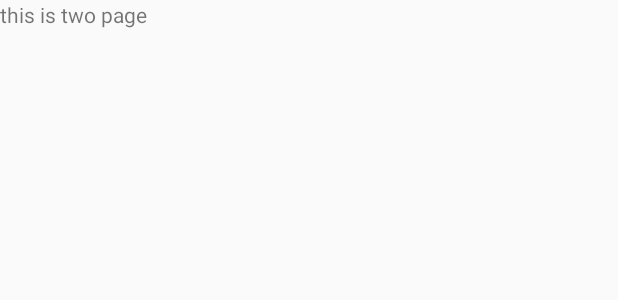
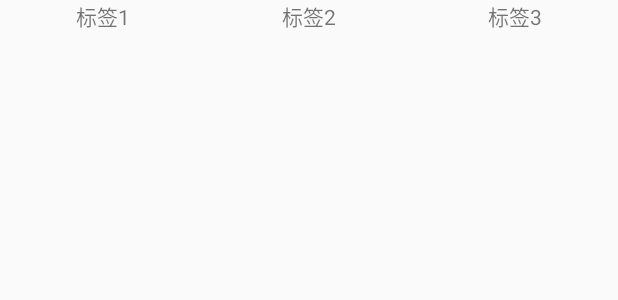
Before and after one commit to xiejinlong/lovelyBookReader, an Android app: the layout book_main_page_2.xml on its own in the app's theme, with its tools: preview values and no code run, on a phone screen of 412 x 824 dp. Shown: the top 300 px of the screen. Run offline under Robolectric (Android 15) with nearby library versions, the phone set to English and light mode, and no system bars.

Commit message:
MOD: the first step for project

```diff
--- a/LovelyBookReader/app/src/main/java/com/example/lovely/lovelybookreader/adapter/BookFragmentAdapter.java
+++ b/LovelyBookReader/app/src/main/java/com/example/lovely/lovelybookreader/adapter/BookFragmentAdapter.java
@@ -27,4 +27,5 @@ public class BookFragmentAdapter extends FragmentPagerAdapter {
     public int getCount() {
         return mFragmentList.size();
     }
+
 }
--- a/LovelyBookReader/app/src/main/res/layout/book_main_page_2.xml
+++ b/LovelyBookReader/app/src/main/res/layout/book_main_page_2.xml
@@ -1,9 +1,38 @@
 <?xml version="1.0" encoding="utf-8"?>
-<LinearLayout xmlns:android="http://schemas.android.com/apk/res/android"
-    android:orientation="vertical" android:layout_width="match_parent"
+<RelativeLayout xmlns:android="http://schemas.android.com/apk/res/android"
+    android:layout_width="match_parent"
     android:layout_height="match_parent">
-    <TextView
-        android:layout_width="wrap_content"
-        android:layout_height="wrap_content"
-        android:text="this is two page"/>
-</LinearLayout>
+   <LinearLayout
+       android:layout_width="match_parent"
+       android:layout_height="wrap_content"
+       android:orientation="horizontal"
+       android:layout_alignParentTop="true"
+       android:id="@+id/book_library_text_title">
+       <TextView
+           android:layout_width="wrap_content"
+           android:layout_height="wrap_content"
+           android:id="@+id/book_library_title_1"
+           android:text = "标签1"
+           android:gravity="center"
+           android:layout_weight="1"/>
+       <TextView
+           android:layout_width="wrap_content"
+           android:layout_height="wrap_content"
+           android:id="@+id/book_library_title_2"
+           android:text="标签2"
+           android:gravity="center"
+           android:layout_weight="1"/>
+       <TextView
+           android:layout_width="wrap_content"
+           android:layout_height="wrap_content"
+           android:id="@+id/book_library_title_3"
+           android:text="标签3"
+           android:gravity="center"
+           android:layout_weight="1"/>
+   </LinearLayout>
+    <android.support.v4.view.ViewPager
+        android:layout_width="match_parent"
+        android:layout_height="match_parent"
+        android:id="@+id/book_library_view_pager">
+    </android.support.v4.view.ViewPager>
+</RelativeLayout>
```
Also changed, not shown: LovelyBookReader/app/src/main/java/com/example/lovely/lovelybookreader/MainActivity.java (+16 -1 lines), LovelyBookReader/app/src/main/java/com/example/lovely/lovelybookreader/adapter/BookPageAdapter.java (added, +23 -0 lines), LovelyBookReader/app/src/main/java/com/example/lovely/lovelybookreader/fragment/BookMainFragmentPage2.java (+88 -1 lines), LovelyBookReader/app/src/main/java/com/example/lovely/lovelybookreader/fragment/BookMainFragmentPage3.java (+12 -0 lines), LovelyBookReader/app/src/main/res/layout/book_library_page_3.xml (+35 -6 lines), LovelyBookReader/app/src/main/res/layout/book_main_page_3.xml (+35 -6 lines).
